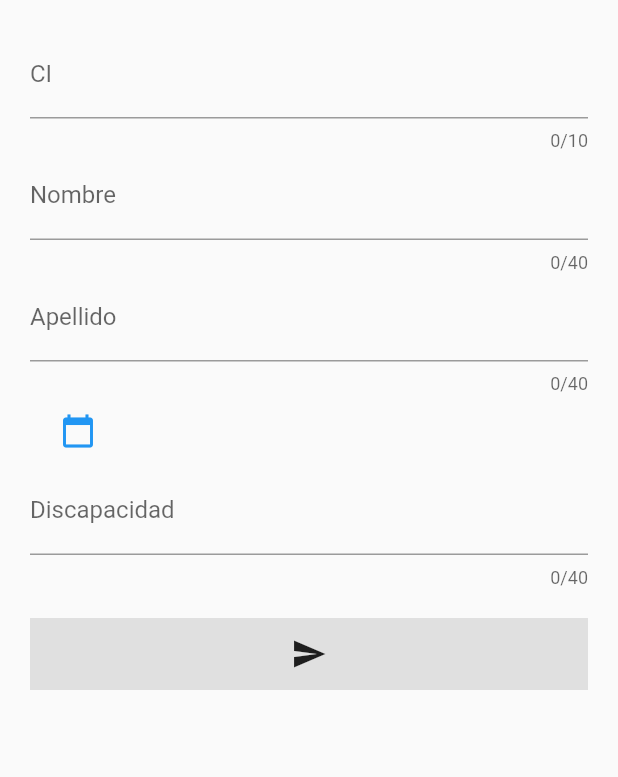
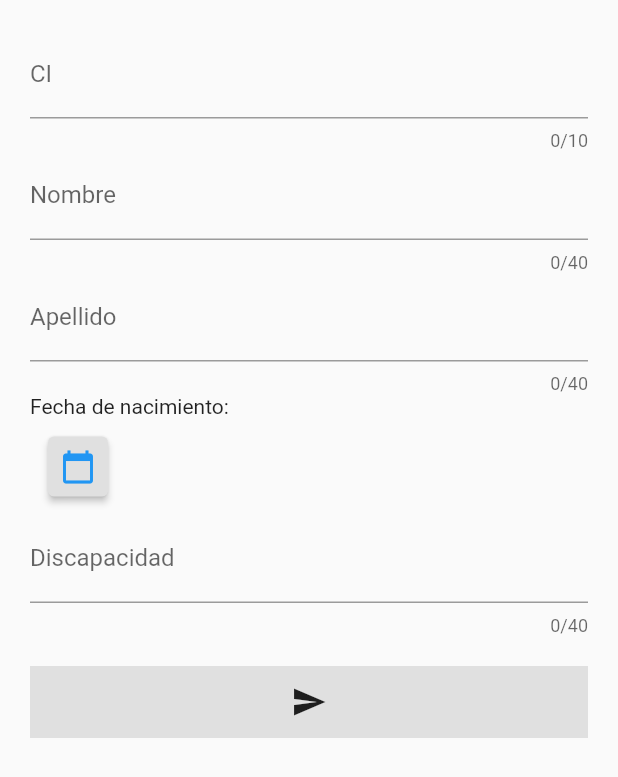
Before and after one commit to dbchango/personasl_vulnerables, a Flutter app: the CreateScreen screen opened directly, on a phone screen of 412 x 824 dp. Shown: the top 777 px of the screen. Run offline on Flutter 3.47's test engine with Material 2 defaults, Android fonts, the phone set to English and light mode, and no system bars; our stand-ins replace sqflite; accounts and stored records are empty.

Commit message:
Examen terminado

```diff
--- a/lib/screens/init_screen.dart
+++ b/lib/screens/init_screen.dart
@@ -45,7 +45,5 @@ class _InitScreenState extends State<InitScreen> {
             ));
   }
 
-  loadList() async{
 
-  }
 }
--- a/lib/screens/person_form.dart
+++ b/lib/screens/person_form.dart
@@ -29,6 +29,7 @@ class _CreateScreenState extends State<CreateScreen> {
               _getCiField(),
               _getName(),
               _getLastName(),
+              Text('Fecha de nacimiento: '),
               _getBornDate(context),
               _getDesable(),
               _getSubmitButton(),
@@ -66,7 +67,7 @@ class _CreateScreenState extends State<CreateScreen> {
   }
 
   Widget _getCalendarButton(BuildContext context){
-    return TextButton(onPressed: ()async{await showDateDialog(context); }, child: Icon(Icons.calendar_today));
+    return TextButton( onPressed: ()async{await showDateDialog(context); }, child: Card(elevation: 2.0, color: Theme.of(context).buttonColor, child: Container( width: 40, height: 40, child: Icon(Icons.calendar_today),),));
   }
 
   Widget _getName(){
@@ -122,6 +123,8 @@ class _CreateScreenState extends State<CreateScreen> {
   Widget _getBornDate(BuildContext context){
     return Row(
       children: [
+
+
         _getCalendarButton(context),
         Text('${_person.borndate??''}')
       ],
```
